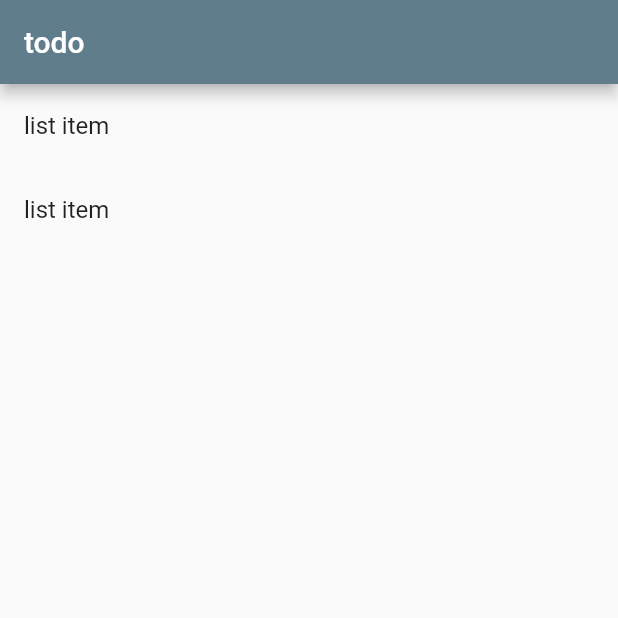
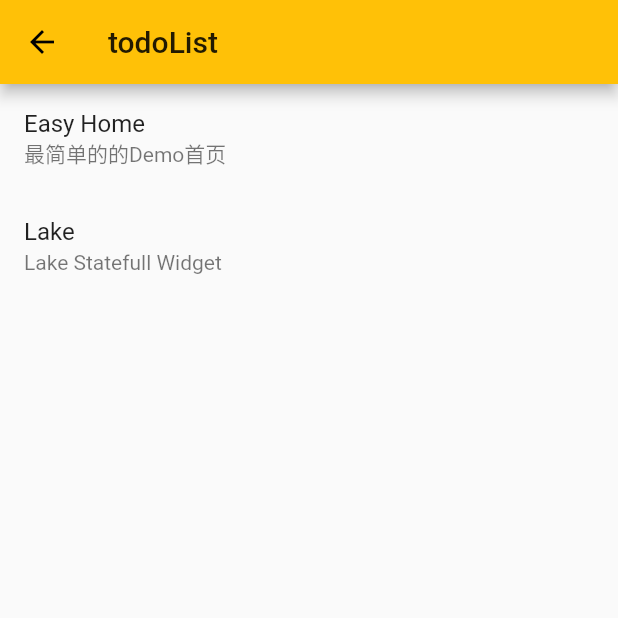
Before and after one commit to taojigu/learn_flutter, a Flutter app: the screen it shows after launch, on a phone screen of 412 x 824 dp, the top half of it. Run offline on Flutter 3.47's test engine with Material 2 defaults, Android fonts, the phone set to English and light mode, and no system bars.

Commit message:
整理入口

```diff
--- /dev/null
+++ b/lib/todo_list/todo.dart
@@ -0,0 +1,8 @@
+
+
+class Todo {
+  final String title;
+  final String description;
+  final String router;
+  Todo(this.title,this.description,this.router);
+}
--- /dev/null
+++ b/lib/todo_list/todo_factory.dart
@@ -0,0 +1,10 @@
+import 'Todo.dart';
+class TodoFactory {
+
+  static List todoList() {
+    Todo lakeTodo = Todo("Lake", "Lake Statefull Widget","/lake");
+    Todo easyHomeTodo =Todo("Easy Home", "最简单的的Demo首页", "/easyHome");
+    return [easyHomeTodo, lakeTodo];
+  }
+
+}
--- a/lib/todo_list/todo_list_app.dart
+++ b/lib/todo_list/todo_list_app.dart
@@ -1,25 +1,56 @@
 import 'package:flutter/material.dart';
+import 'package:learn_flutter/todo_list/Todo.dart';
+import 'todo_factory.dart';
+import 'package:learn_flutter/lake_page.dart';
+import 'package:learn_flutter/easy_home_page.dart';
 
+// Çode Source : https://flutter.dev/docs/cookbook/navigation/passing-data
 
 class TodoListApp extends StatelessWidget {
   @override
   Widget build(BuildContext context) {
-    Widget homePage = TodoListPage(title:"todo");
+    List todoList = TodoFactory.todoList();
+    Widget homePage = TodoListPage(title:"TodoListPage", todoList: todoList);
     MaterialApp  app =  MaterialApp(title: "TodoApp",
-    theme: ThemeData(primarySwatch: Colors.blueGrey),
-    home: homePage);
+    theme: ThemeData(primarySwatch: Colors.amber),
+    home: homePage,
+    initialRoute: "/todoHome",
+    routes: {
+      "/todoHome" : (context) => homePage,
+      "/lake" : (context) => LakePage(),
+      '/easyHome' : (context) => EasyHomePage()
+    },);
     return app;
   }
 }
 
-class TodoListPage extends StatefulWidget {
-  TodoListPage({Key key,this.title}):super(key:key);
+class TodoListPage extends StatelessWidget {
+  TodoListPage({Key key,this.title,this.todoList}):super(key:key);
   final String title;
+  final List todoList;
   @override
-  State<StatefulWidget> createState() {
+  Widget build(BuildContext context) {
+    return Scaffold(
+      appBar: AppBar(title: Text("todoList")),
+      body: ListView.builder(
+        itemCount: todoList.length,
+        itemBuilder: (context,index){
+          Todo todo = todoList[index];
+          return ListTile(title:Text(todo.title),
+          subtitle: Text(todo.description),
+          onTap: () {
+            Navigator.pushNamed(context, todo.router);
+          });
+        },
+      )
+    );
+  }
+
+  /*State<StatefulWidget> createState() {
     return _TodoListPageState();
-  }
+  }*/
 }
+/*
 class _TodoListPageState extends State <TodoListPage> {
 
   @override
@@ -34,12 +65,13 @@ class _TodoListPageState extends State <TodoListPage> {
   }
   ListView _todoListView () {
     ListView lsv =ListView.builder(
-      itemCount: 2,
+      itemCount: ,
       itemBuilder: (context,i){
-        return ListTile(title: Text("list item"));
+        return ListTile(title: Text("list item"),
+        subtitle : Text("subTitle,should be long"));
       },
     );
     return lsv;
   }
 
-}
+}*/
```
Also changed, not shown: lib/easy_home_page.dart (added, +38 -0 lines), lib/lake_page.dart (renamed from lib/lake_app.dart, +5 -6 lines), lib/main.dart (+0 -13 lines), 1 other file.
